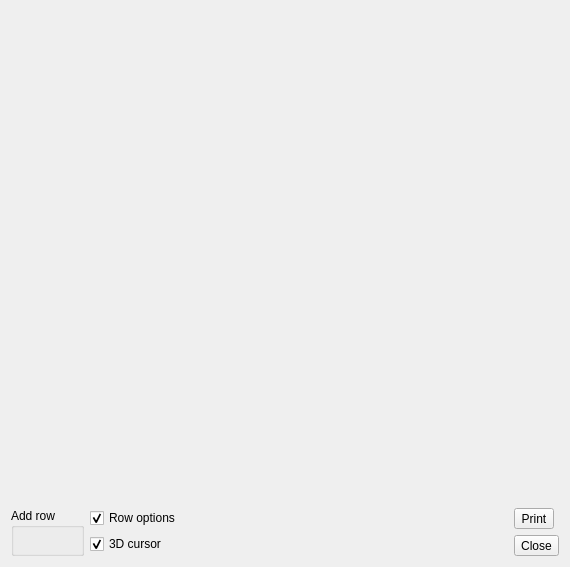
Before: the Qt Designer form share/ui/checkRegistrationViewer.ui in brainvisa/axon, drawn with Qt 5.
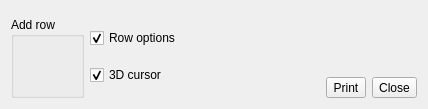
After: the same form once the commit is applied.

Commit message: changed layout direction

```diff
--- a/share/ui/checkRegistrationViewer.ui
+++ b/share/ui/checkRegistrationViewer.ui
@@ -6,14 +6,14 @@
    <rect>
     <x>0</x>
     <y>0</y>
-    <width>570</width>
-    <height>567</height>
+    <width>428</width>
+    <height>109</height>
    </rect>
   </property>
   <property name="windowTitle">
    <string>Check registration</string>
   </property>
-  <layout class="QVBoxLayout" name="verticalLayout_3" stretch="20,1">
+  <layout class="QVBoxLayout" name="verticalLayout_3">
    <item>
     <widget class="QFrame" name="mainFrame">
      <property name="frameShape">
@@ -25,7 +25,7 @@
     </widget>
    </item>
    <item>
-    <layout class="QHBoxLayout" name="horizontalLayout">
+    <layout class="QHBoxLayout" name="horizontalLayout_2">
      <item>
       <widget class="QGroupBox" name="addRowGroupBox">
        <property name="title">
@@ -109,6 +109,8 @@
         </spacer>
        </item>
        <item>
+        <layout class="QHBoxLayout" name="horizontalLayout">
+         <item>
         <widget class="QToolButton" name="printBt">
          <property name="text">
           <string>Print</string>
@@ -121,6 +123,8 @@
           <string>Close</string>
          </property>
         </widget>
+         </item>
+        </layout>
        </item>
       </layout>
      </item>
```
Lines whose indentation alone changed are shown as unchanged.
